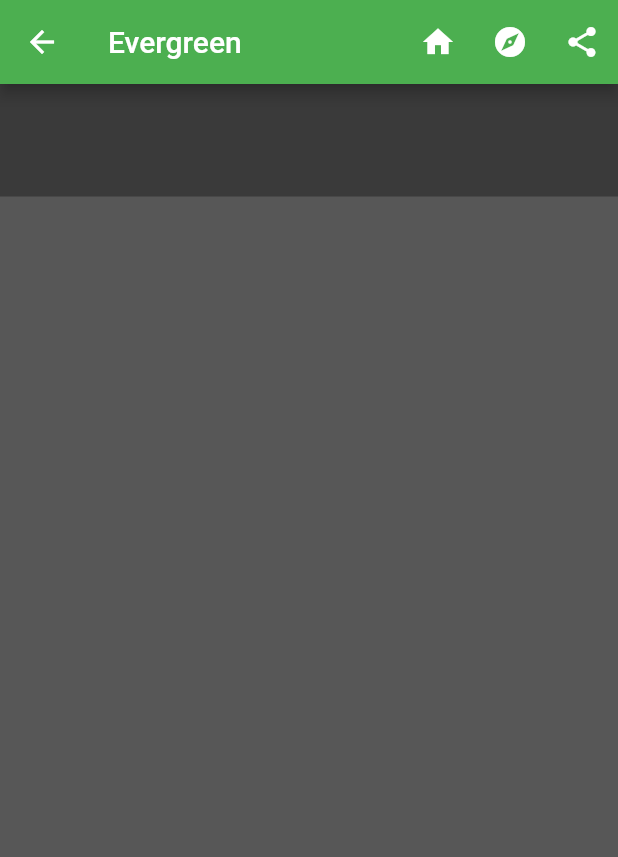
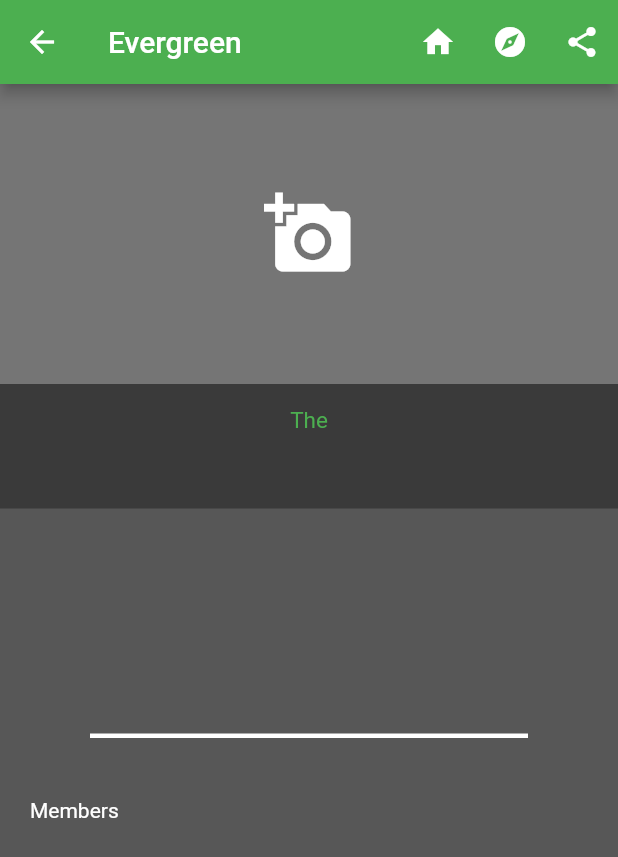
Before and after one commit to 00chrisandrews/login, a Flutter app: the GroupSettingsPage screen opened by its route, on a phone screen of 412 x 824 dp. Shown: the top 857 px of the screen. Run offline on Flutter 3.47's test engine with Material 2 defaults, Android fonts, the phone set to English and light mode, and no system bars; our stand-ins replace camera, sqflite; accounts and stored records are empty.

Commit message:
Fleshed out group page

```diff
--- a/lib/UI/group_settings.dart
+++ b/lib/UI/group_settings.dart
@@ -37,13 +37,58 @@ class GroupSettingsPage extends StatelessWidget {
         child: new Column(
           children: <Widget>[
             new Container(
-              padding: EdgeInsets.all(20.0),
+              color: Colors.grey[600],
+              height: 200.0,
+              alignment: AlignmentDirectional.center,
+              child: Icon(
+                Icons.add_a_photo,
+                color: Colors.white,
+                size: 60.0,
+              ),
+            ),
+            new Container(
+              padding: EdgeInsets.all(15.0),
               alignment: AlignmentDirectional.center,
               color: Color(0xFF3A3A3A),
               width: 500.0,
+              child: new Column(
+                children: <Widget>[
+                  new Text(
+                    "The",
+                    style: new TextStyle(fontSize: 15.0, color: Colors.green),
+                  ),
+                  new Text(
+                    globals.getGroupName(),
+                    style: new TextStyle(fontSize: 30.0, color: Colors.green),
+                  ),
+                ],
+              ),
+            ),
+            Padding(
+              padding: EdgeInsets.fromLTRB(
+                60.0,
+                150.0,
+                60.0,
+                0.0,
+              ),
+              child: new Container(
+                height: 3.0,
+                decoration: BoxDecoration(color: Colors.white),
+              ),
+            ),
+            new Container(
+              padding: EdgeInsets.fromLTRB(
+                20.0,
+                40.0,
+                0.0,
+                0.0,
+              ),
+              alignment: AlignmentDirectional.centerStart,
               child: new Text(
-                globals.getGroupName(),
-                style: new TextStyle(fontSize: 30.0, color: Colors.green),
+                "Members",
+                style: new TextStyle(
+                  color: Colors.white,
+                ),
               ),
             ),
           ],
```
